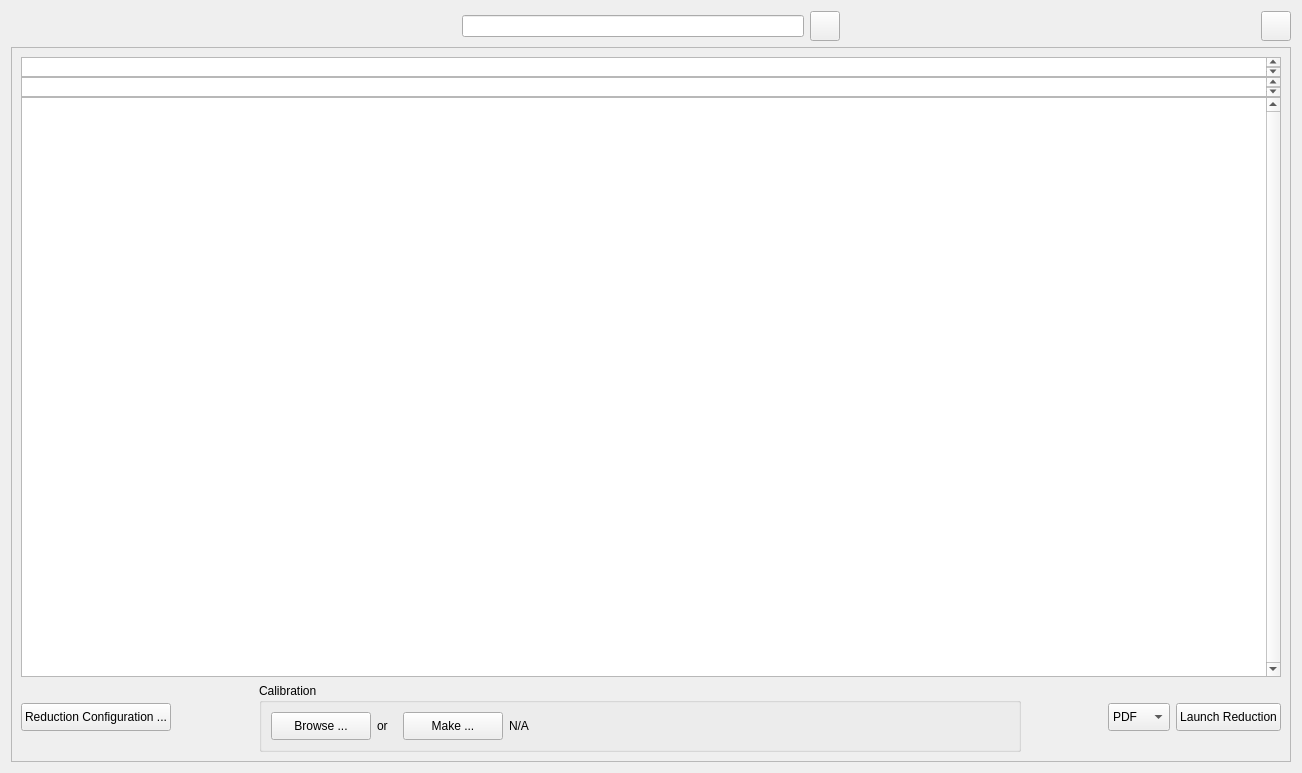
Old version of the form addie/ui/splitui_processing_tab.ui in the repository neutrons/addie.
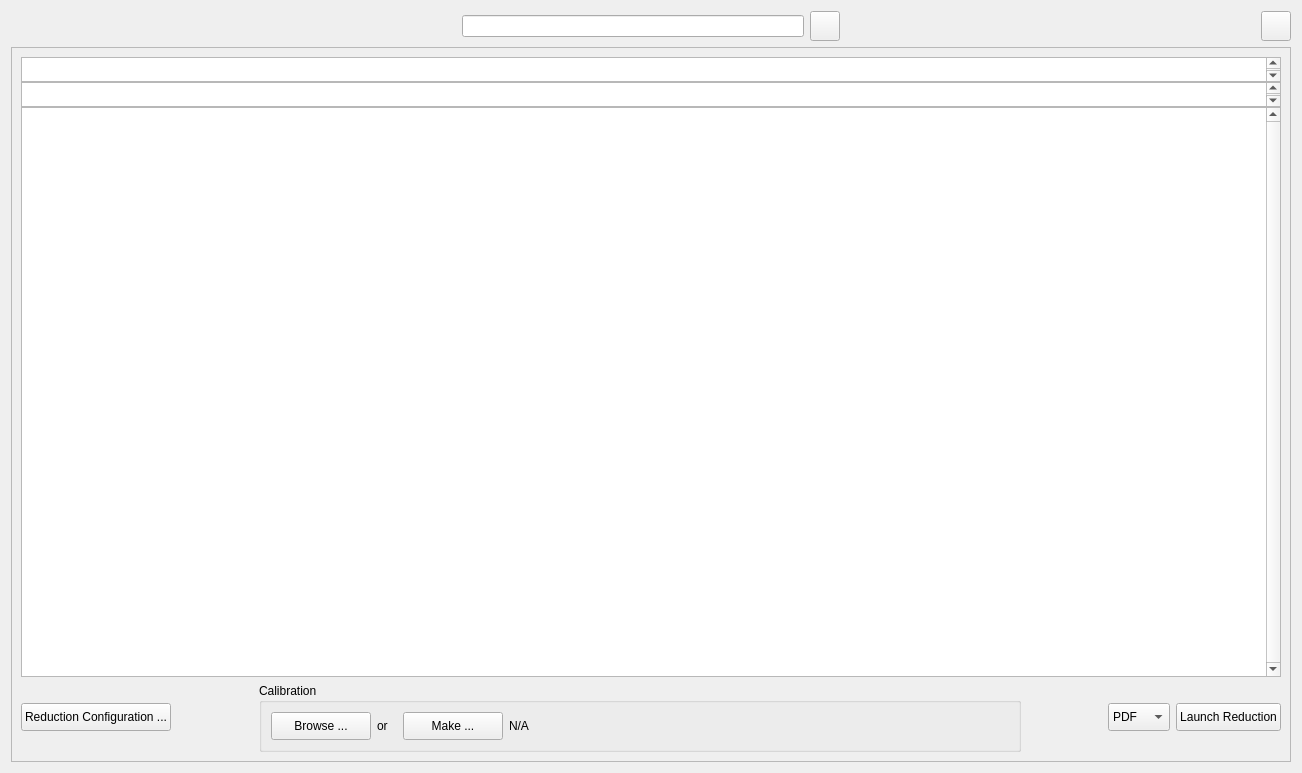
New version of the form.

Patch:
```diff
--- a/addie/ui/splitui_processing_tab.ui
+++ b/addie/ui/splitui_processing_tab.ui
@@ -161,7 +161,7 @@
           <property name="maximumSize">
            <size>
             <width>16777215</width>
-            <height>20</height>
+            <height>25</height>
            </size>
           </property>
           <property name="verticalScrollBarPolicy">
@@ -189,7 +189,7 @@
           <property name="maximumSize">
            <size>
             <width>16777215</width>
-            <height>20</height>
+            <height>25</height>
            </size>
           </property>
           <property name="verticalScrollBarPolicy">
```
